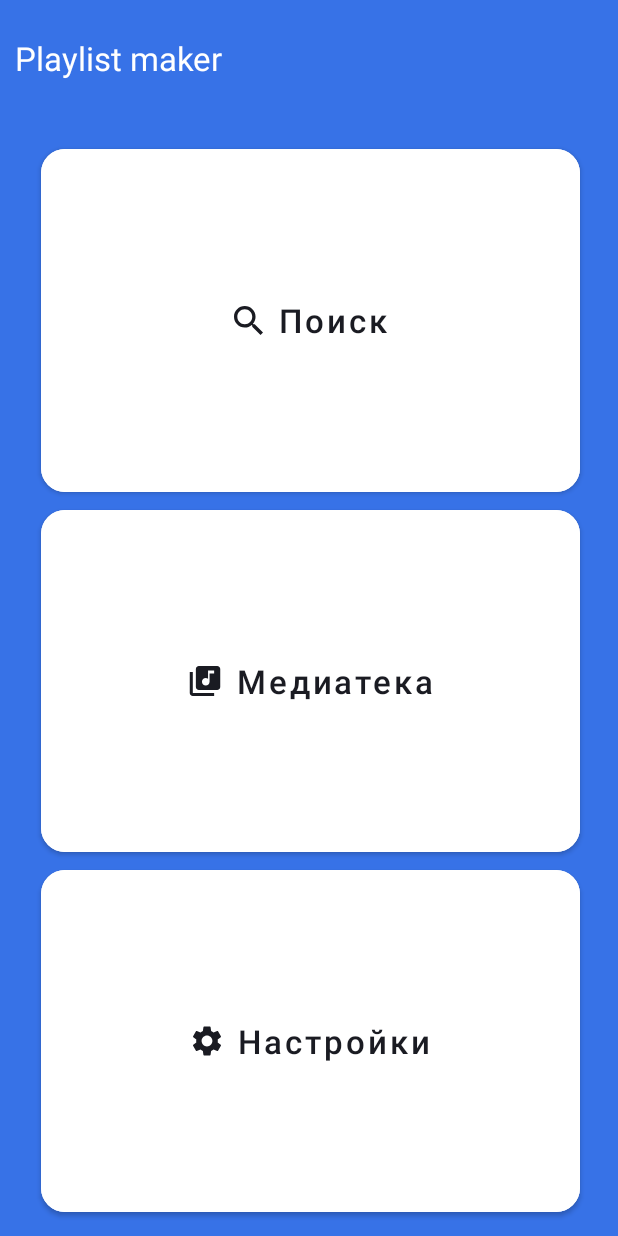
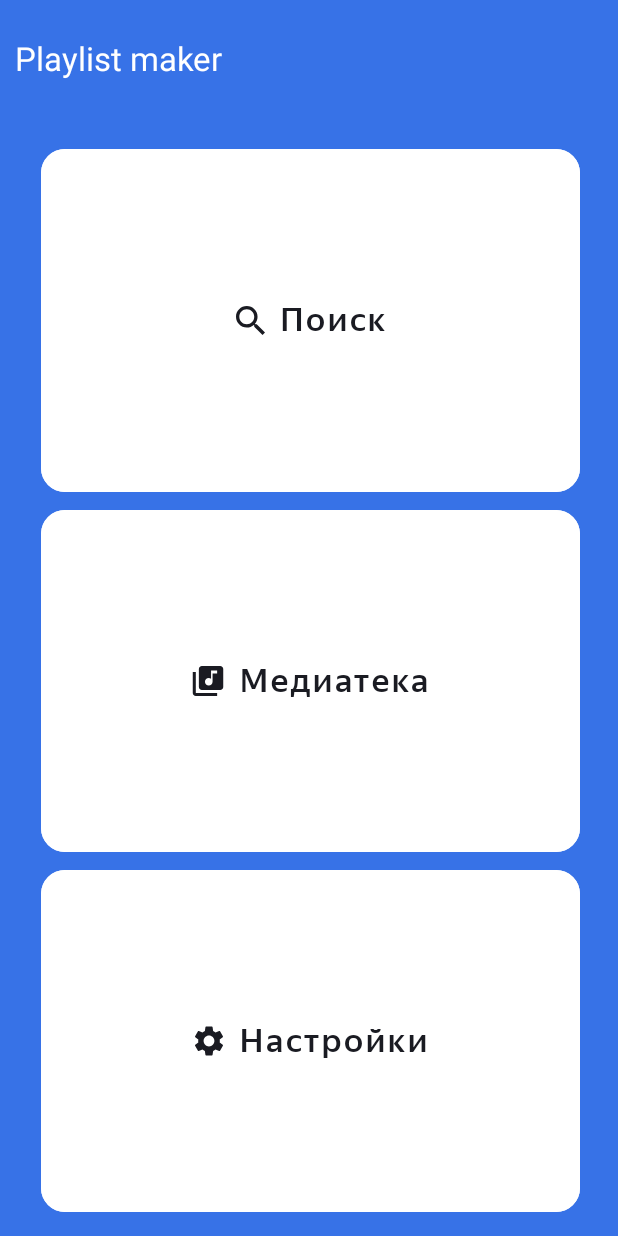
Before and after one commit to Stuysha/Sprint-8-v2, an Android app: the screen it shows after launch (MainActivity), on a phone screen of 412 x 824 dp. Run offline under Robolectric (Android 15) with nearby library versions, the phone set to English and light mode, and no system bars.

Commit message:
Спринт 9 ДЗ №1 (2,3/4)

```diff
--- a/app/src/main/res/values/styles.xml
+++ b/app/src/main/res/values/styles.xml
@@ -1,6 +1,6 @@
 <?xml version="1.0" encoding="utf-8"?>
 <resources>
-    <style name="ButtonStyle">
+    <style name="ButtonStyle" parent="Widget.MaterialComponents.Button.UnelevatedButton">
         <item name="android:layout_marginStart">@dimen/button_star_fest_screen</item>
         <item name="android:layout_marginEnd">@dimen/button_end_fest_screen</item>
         <item name="android:layout_weight">5</item>
@@ -8,6 +8,7 @@
         <item name="android:textAllCaps">false</item>
         <item name="android:textColor">@color/black_button_font</item>
         <item name="android:textSize">@dimen/button_text_size_fest_screen</item>
+        <item name="android:fontFamily">@font/ys_display_medium</item>
 
     </style>
     <style name="TextViewSettingScreen">
@@ -18,6 +19,7 @@
         <item name="android:textAllCaps">false</item>
         <item name="android:textColor">@color/black_2</item>
         <item name="android:textSize">@dimen/string_text_size_2_screen</item>
+        <item name="android:fontFamily">@font/ys_display_regular</item>
 
     </style>
 </resources>
```
